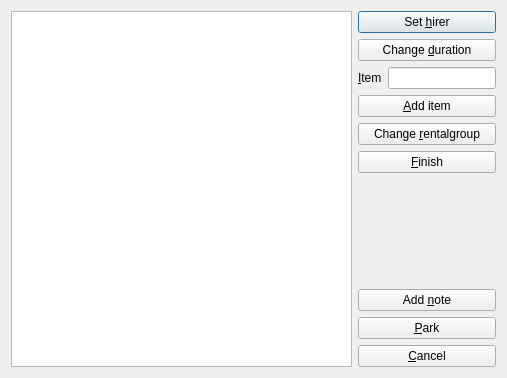
This is rentdialog.ui in RoskildeSkiklub/ssfh as Qt 5 draws it before an edit. The edited form follows.
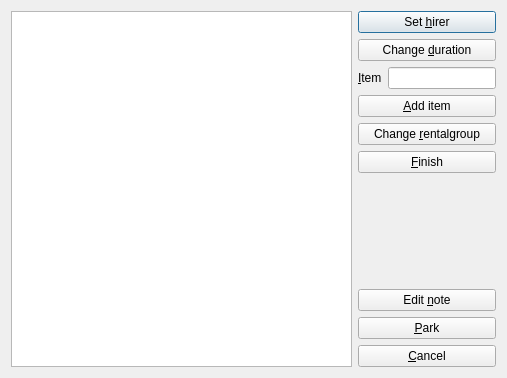
This is the edited form.

Commit message: Fixed Edit note button

```diff
--- a/rentdialog.ui
+++ b/rentdialog.ui
@@ -94,7 +94,7 @@
      <item>
       <widget class="QPushButton" name="input_addNote_pushButton">
        <property name="text">
-        <string>Add &amp;note</string>
+        <string>Edit &amp;note</string>
        </property>
       </widget>
      </item>
```
Left out of the diff: 2 changed lines with no effect on the pictures. The commit also changes 2 other files.
